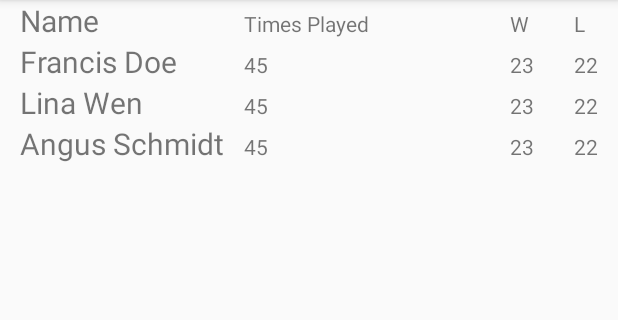
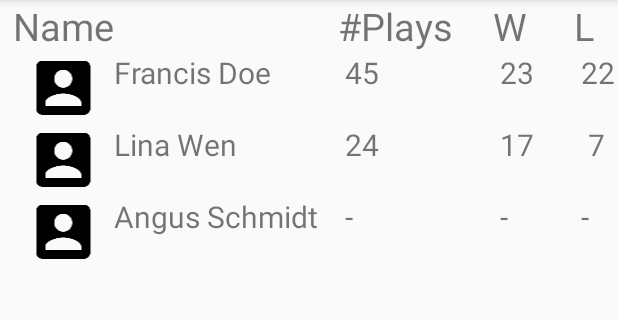
Before and after one commit to NulliSecundus/Boozey, an Android app: the screen it shows after launch (main), in the side drawer, after a tap on "Social", on a phone screen of 412 x 824 dp, the part 84-404 px from its top. Run offline under Robolectric (Android 15) with nearby library versions, the phone set to English and light mode, and no system bars.

Commit message:
added skeleton for social page - added icons and cleaned up columns

```diff
--- a/app/src/main/res/layout/social_screen.xml
+++ b/app/src/main/res/layout/social_screen.xml
@@ -5,7 +5,7 @@
     android:layout_width="wrap_content"
     android:layout_height="match_parent"
     android:stretchColumns="1"
-    android:layout_marginLeft="6pt"
+    android:layout_marginLeft="4pt"
     android:layout_marginTop="?android:attr/actionBarSize">
 
     <TableRow
@@ -19,7 +19,13 @@
             android:layout_height="wrap_content"
             android:clickable="true"
             android:text="Name"
-            android:textSize="20sp" />
+            android:textSize="25sp" />
+
+        <TextView
+            android:layout_width="wrap_content"
+            android:layout_height="wrap_content"
+            android:clickable="true"
+            android:textSize="25sp" />
 
         <TextView
             android:id="@+id/sort_timesplayed"
@@ -28,7 +34,8 @@
             android:clickable="true"
             android:paddingLeft="6pt"
             android:paddingRight="6pt"
-            android:text="Times Played" />
+            android:text="#Plays"
+            android:textSize="25sp" />
 
         <TextView
             android:id="@+id/sort_win"
@@ -37,7 +44,8 @@
             android:clickable="true"
             android:paddingLeft="6pt"
             android:paddingRight="6pt"
-            android:text="W" />
+            android:text="W"
+            android:textSize="25sp" />
 
         <TextView
             android:id="@+id/sort_lose"
@@ -46,7 +54,8 @@
             android:clickable="true"
             android:paddingLeft="6pt"
             android:paddingRight="6pt"
-            android:text="L" />
+            android:text="L"
+            android:textSize="25sp" />
 
 
     </TableRow>
@@ -55,6 +64,11 @@
         android:layout_width="match_parent"
         android:layout_height="match_parent"
         android:orientation="vertical">
+
+        <ImageView
+            android:layout_width="wrap_content"
+            android:layout_height="wrap_content"
+            app:srcCompat="@drawable/ic_account_box_black_48dp" />
 
         <TextView
             android:id="@+id/friend1_name"
@@ -68,21 +82,24 @@
             android:layout_height="wrap_content"
             android:paddingLeft="6pt"
             android:paddingRight="6pt"
-            android:text="45" />
+            android:text=" 45"
+            android:textSize="20sp" />
 
         <TextView
             android:layout_width="wrap_content"
             android:layout_height="wrap_content"
             android:paddingLeft="6pt"
             android:paddingRight="6pt"
-            android:text="23" />
+            android:text=" 23"
+            android:textSize="20sp" />
 
         <TextView
             android:layout_width="wrap_content"
             android:layout_height="wrap_content"
             android:paddingLeft="6pt"
             android:paddingRight="6pt"
-            android:text="22" />
+            android:text=" 22"
+            android:textSize="20sp" />
 
 
     </TableRow>
@@ -91,6 +108,11 @@
         android:layout_width="match_parent"
         android:layout_height="match_parent"
         android:orientation="vertical">
+
+        <ImageView
+            android:layout_width="wrap_content"
+            android:layout_height="wrap_content"
+            app:srcCompat="@drawable/ic_account_box_black_48dp" />
 
         <TextView
             android:id="@+id/friend2_name"
@@ -104,21 +126,24 @@
             android:layout_height="wrap_content"
             android:paddingLeft="6pt"
             android:paddingRight="6pt"
-            android:text="45" />
+            android:text=" 24"
+            android:textSize="20sp"/>
 
         <TextView
             android:layout_width="wrap_content"
             android:layout_height="wrap_content"
             android:paddingLeft="6pt"
             android:paddingRight="6pt"
-            android:text="23" />
+            android:text=" 17"
+            android:textSize="20sp"/>
 
         <TextView
             android:layout_width="wrap_content"
             android:layout_height="wrap_content"
             android:paddingLeft="6pt"
             android:paddingRight="6pt"
-            android:text="22" />
+            android:text="  7"
+            android:textSize="20sp"/>
 
 
     </TableRow>
@@ -127,6 +152,11 @@
         android:layout_width="match_parent"
         android:layout_height="match_parent"
         android:orientation="vertical">
+
+        <ImageView
+            android:layout_width="wrap_content"
+            android:layout_height="wrap_content"
+            app:srcCompat="@drawable/ic_account_box_black_48dp"/>
 
         <TextView
             android:id="@+id/Notification"
@@ -140,7 +170,8 @@
             android:layout_height="wrap_content"
             android:paddingLeft="6pt"
             android:paddingRight="6pt"
-            android:text="45" />
+            android:text=" - "
+            android:textSize="20sp"/>
 
         <TextView
             android:id="@+id/textView3"
@@ -148,7 +179,8 @@
             android:layout_height="wrap_content"
             android:paddingLeft="6pt"
             android:paddingRight="6pt"
-            android:text="23" />
+            android:text=" - "
+            android:textSize="20sp"/>
 
         <TextView
             android:id="@+id/textView4"
@@ -156,7 +188,8 @@
             android:layout_height="wrap_content"
             android:paddingLeft="6pt"
             android:paddingRight="6pt"
-            android:text="22" />
+            android:text=" - "
+            android:textSize="20sp"/>
 
 
     </TableRow>
```
